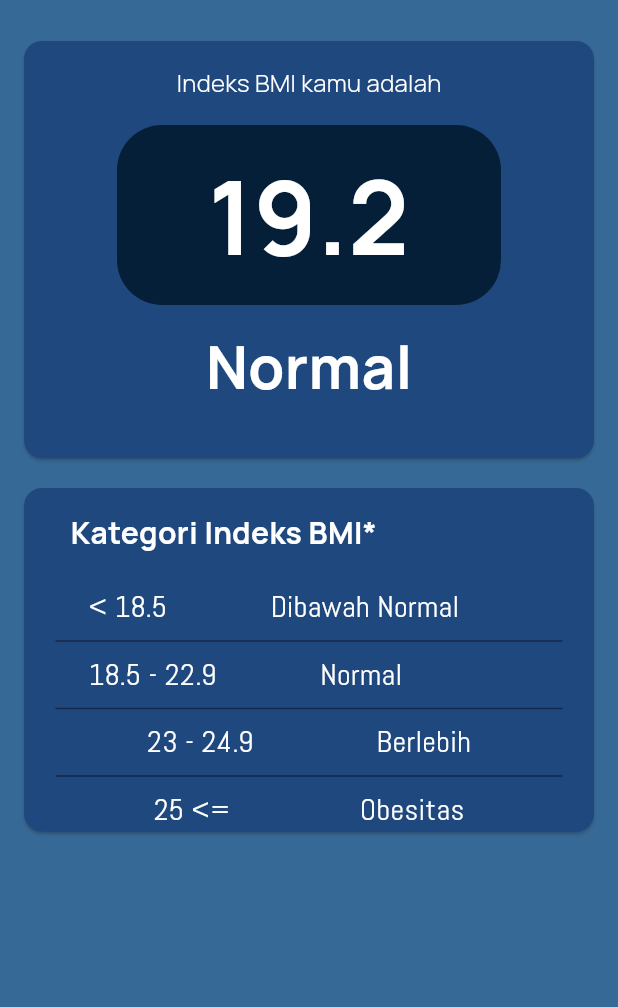
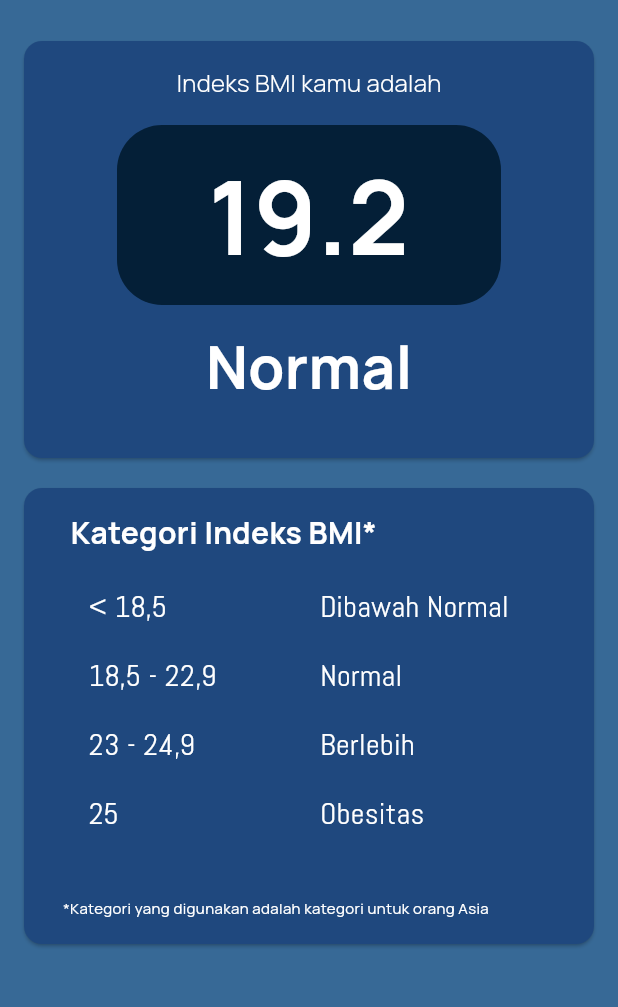
Before and after one commit to rathod006/Flutter-Project, a Flutter app: the screen it shows after launch, on a phone screen of 412 x 824 dp, the part 73-1080 px from its top. Run offline on Flutter 3.47's test engine with Material 3 defaults, Android fonts, the phone set to English and light mode, and no system bars.

Commit message:
Fixed kategori indeks BMI alignment

```diff
--- a/lib/main.dart
+++ b/lib/main.dart
@@ -1,6 +1,5 @@
 import 'package:bmi_calculator/result_screen.dart';
 import 'package:flutter/material.dart';
-import 'package:bmi_calculator/home_screen.dart';
 
 void main() {
   runApp(const MyApp());
--- a/lib/result_screen.dart
+++ b/lib/result_screen.dart
@@ -95,134 +95,119 @@ class ResultScreen extends StatelessWidget {
                     ),
                   ),
                   SizedBox(height: 21),
-                  Column(
+                  Row(
+                    crossAxisAlignment: CrossAxisAlignment.start,
                     children: <Widget>[
                       Container(
                         margin: const EdgeInsets.only(left: 43),
-                        child: Row(
-                          mainAxisAlignment: MainAxisAlignment.start,
-                          crossAxisAlignment: CrossAxisAlignment.center,
+                        child: Column(
+                          crossAxisAlignment: CrossAxisAlignment.start,
+                          children: <Widget>[
+                            Column(
+                              crossAxisAlignment: CrossAxisAlignment.start,
                               children: <Widget>[
                                 Text(
-                              '< 18.5',
+                                  '< 18,5',
                                   style: TextStyle(
                                       fontFamily: 'Abel',
                                       fontSize: 20,
                                       color: Colors.white
                                   ),
                                 ),
-                            SizedBox(width: 69),
+                                SizedBox(height: 17),
                                 Text(
-                              'Dibawah Normal',
-                              textAlign: TextAlign.center,
-                              style: TextStyle(
-                                  fontFamily: 'Abel',
-                                  fontSize: 20,
-                                  color: Colors.white
-                              ),
-                            )
-                          ],
-                        ),
-                      ),
-                      Divider(
-                        color: Color(0xFF172747),
-                        thickness: 1,
-                        indent: 21,
-                        endIndent: 21,
-                      ),
-                      Container(
-                        margin: const EdgeInsets.only(left: 43),
-                        child: Row(
-                          mainAxisAlignment: MainAxisAlignment.start,
-                          crossAxisAlignment: CrossAxisAlignment.center,
-                          children: <Widget>[
-                            Text(
-                              '18.5 - 22.9',
+                                  '18,5 - 22,9',
                                   style: TextStyle(
                                       fontFamily: 'Abel',
                                       fontSize: 20,
                                       color: Colors.white
                                   ),
                                 ),
-                            SizedBox(width: 69),
+                                SizedBox(height: 17),
                                 Text(
-                              'Normal',
-                              textAlign: TextAlign.center,
-                              style: TextStyle(
-                                  fontFamily: 'Abel',
-                                  fontSize: 20,
-                                  color: Colors.white
-                              ),
-                            )
-                          ],
-                        ),
-                      ),
-                      Divider(
-                        color: Color(0xFF172747),
-                        thickness: 1,
-                        indent: 21,
-                        endIndent: 21,
-                      ),
-                      Container(
-                        // margin: const EdgeInsets.only(left: 43),
-                        child: Row(
-                          mainAxisAlignment: MainAxisAlignment.spaceEvenly,
-                          crossAxisAlignment: CrossAxisAlignment.center,
-                          children: <Widget>[
-                            Text(
-                              '23 - 24.9',
+                                  '23 - 24,9',
                                   style: TextStyle(
                                       fontFamily: 'Abel',
                                       fontSize: 20,
                                       color: Colors.white
                                   ),
                                 ),
+                                SizedBox(height: 17),
                                 Text(
-                              'Berlebih',
-                              textAlign: TextAlign.start,
-                              style: TextStyle(
-                                  fontFamily: 'Abel',
-                                  fontSize: 20,
-                                  color: Colors.white
-                              ),
-                            )
-                          ],
-                        ),
-                      ),
-                      Divider(
-                        color: Color(0xFF172747),
-                        thickness: 1,
-                        indent: 21,
-                        endIndent: 21,
-                      ),
-                      Container(
-                        // margin: const EdgeInsets.only(left: 43),
-                        child: Row(
-                          mainAxisAlignment: MainAxisAlignment.spaceEvenly,
-                          crossAxisAlignment: CrossAxisAlignment.center,
-                          children: <Widget>[
-                            Text(
-                              '25 <=',
+                                  '25',
                                   style: TextStyle(
                                       fontFamily: 'Abel',
                                       fontSize: 20,
                                       color: Colors.white
                                   ),
                                 ),
+                                SizedBox(height: 35)
+
+                              ],
+                            ),
+                          ],
+                        ),
+                      ),
+                      Container(
+                        margin: const EdgeInsets.only(left: 69),
+                        child: Column(
+                          crossAxisAlignment: CrossAxisAlignment.start,
+                          children: <Widget>[
                             Text(
-                              'Obesitas',
-                              textAlign: TextAlign.start,
+                              'Dibawah Normal',
                               style: TextStyle(
                                   fontFamily: 'Abel',
                                   fontSize: 20,
                                   color: Colors.white
                               ),
+                            ),
+                            SizedBox(height: 17),
+                            Text(
+                              'Normal',
+                              style: TextStyle(
+                                  fontFamily: 'Abel',
+                                  fontSize: 20,
+                                  color: Colors.white
+                              ),
+                            ),
+                            SizedBox(height: 17),
+                            Text(
+                              'Berlebih',
+                              style: TextStyle(
+                                  fontFamily: 'Abel',
+                                  fontSize: 20,
+                                  color: Colors.white
+                              ),
+                            ),
+                            SizedBox(height: 17),
+                            Text(
+                              'Obesitas',
+                              style: TextStyle(
+                                  fontFamily: 'Abel',
+                                  fontSize: 20,
+                                  color: Colors.white
+                              ),
+                            ),
+                            SizedBox(height: 32)
+
+                          ],
+                        ),
                       )
                     ],
                   ),
+                  SizedBox(height: 6),
+                  Container(
+                    margin: const EdgeInsets.only(left: 26),
+                    child: Text(
+                        '*Kategori yang digunakan adalah kategori untuk orang Asia',
+                      style: TextStyle(
+                        fontFamily: 'Manrope',
+                        color: Colors.white,
+                        fontSize: 10
                       ),
-                    ],
-                  )
+                    ),
+                  ),
+                  SizedBox(height: 17)
                 ],
               ),
             )
```
Lines whose indentation alone changed are shown as unchanged.
